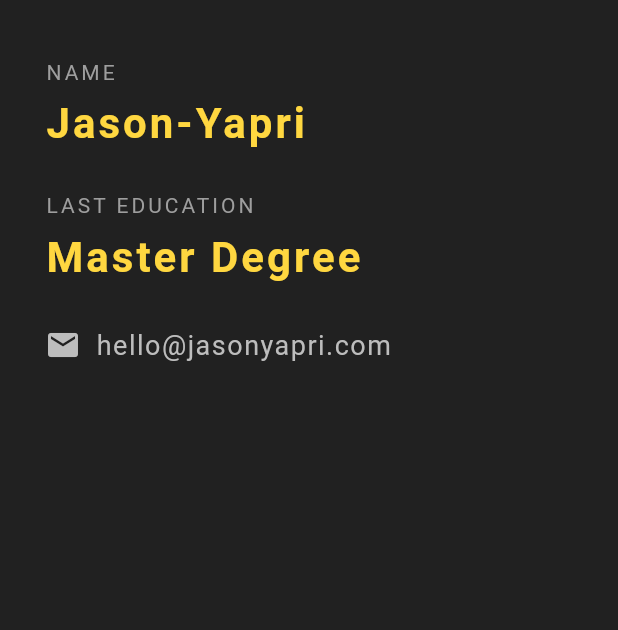
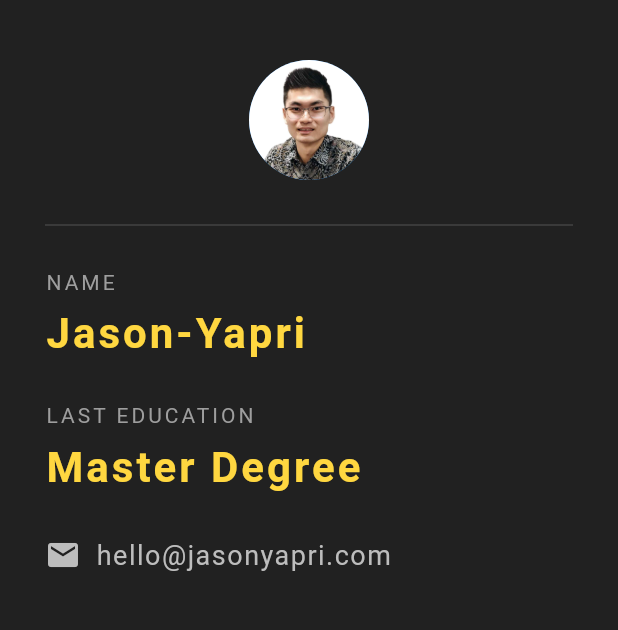
Before and after one commit to jasonyapri/flutter-hello-id, a Flutter app: the screen it shows after launch, on a phone screen of 412 x 824 dp, the part 84-714 px from its top. Run offline on Flutter 3.47's test engine with Material 2 defaults, Android fonts, the phone set to English and light mode, and no system bars.

Commit message:
Screen Design with Stateless Widget

```diff
--- a/lib/main.dart
+++ b/lib/main.dart
@@ -21,6 +21,17 @@ class HelloCard extends StatelessWidget {
         child: Column(
           crossAxisAlignment: CrossAxisAlignment.start,
           children: <Widget>[
+            Center(
+              child: CircleAvatar(
+                backgroundImage: AssetImage('assets/img/dp.jpg'),
+                radius: 40.0,
+              ),
+            ),
+            Divider(
+              height: 60.0,
+              color: Colors.grey[800],
+              thickness: 1.0,
+            ),
             Text(
               'NAME',
               style: TextStyle(
--- a/pubspec.yaml
+++ b/pubspec.yaml
@@ -45,8 +45,8 @@ flutter:
   uses-material-design: true
 
   # To add assets to your application, add an assets section, like this:
-assets:
-  - assets/img/
+  assets:
+    - assets/img/
 
   # An image asset can refer to one or more resolution-specific "variants", see
   # https://flutter.dev/assets-and-images/#resolution-aware.
```
